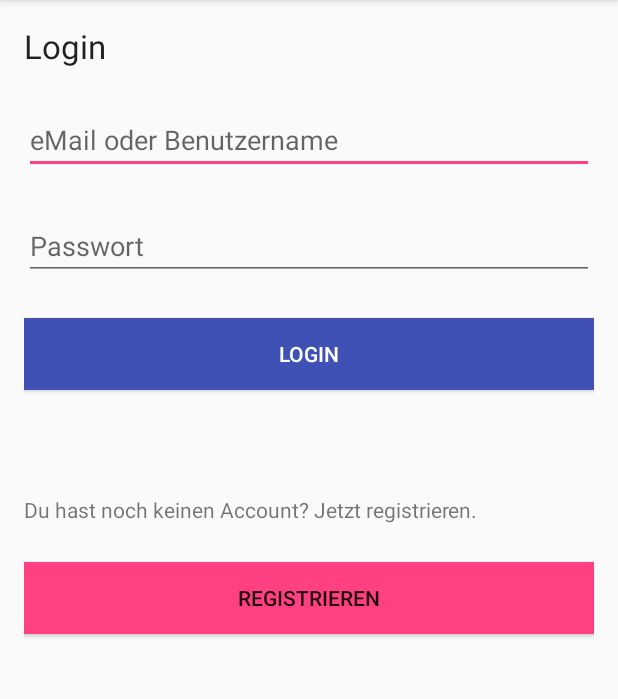
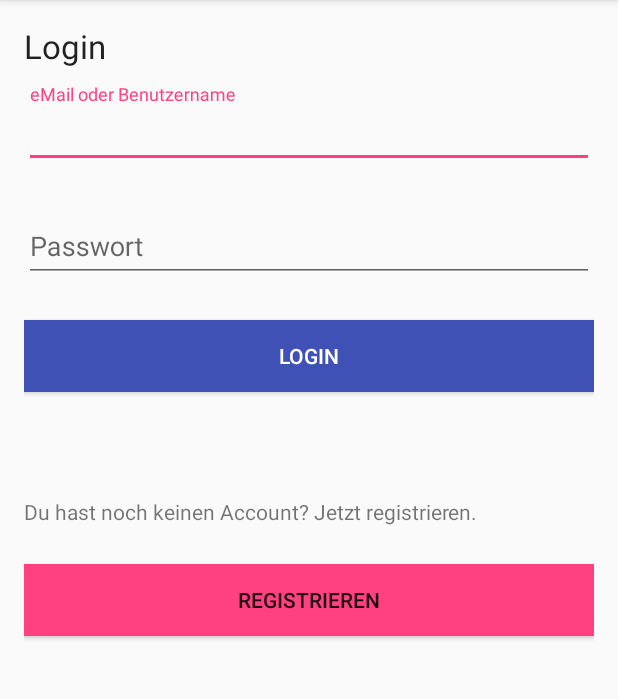
Before and after one commit to Plsr/EISWS1516MaemeckePoplawski, an Android app: the screen it shows after launch (StartupActivity), on a phone screen of 412 x 824 dp, the part 84-783 px from its top. Run offline under Robolectric (Android 15) with nearby library versions, the phone set to English and light mode, and no system bars.

Commit message:
Implemented floating labels
I spent WAY to much time figuring those out since this should only by a prototype UI. They're so pretty, though.

```diff
--- a/MS6/app/Hochschulify/app/build.gradle
+++ b/MS6/app/Hochschulify/app/build.gradle
@@ -23,4 +23,5 @@ dependencies {
     compile fileTree(dir: 'libs', include: ['*.jar'])
     testCompile 'junit:junit:4.12'
     compile 'com.android.support:appcompat-v7:22.2.1'
+    compile 'com.android.support:design:22.2.0'
 }
--- a/MS6/app/Hochschulify/app/src/main/res/layout/activity_startup.xml
+++ b/MS6/app/Hochschulify/app/src/main/res/layout/activity_startup.xml
@@ -5,6 +5,9 @@
     android:paddingRight="@dimen/activity_horizontal_margin"
     android:paddingTop="@dimen/activity_vertical_margin"
     android:paddingBottom="@dimen/activity_vertical_margin" tools:context=".StartupActivity">
+
+
+
 
     <TextView
         android:layout_width="wrap_content"
@@ -15,29 +18,45 @@
         android:layout_alignParentTop="true"
         android:layout_alignParentStart="true" />
 
+    <android.support.design.widget.TextInputLayout
+        android:id="@+id/loginMail_input_layout"
+        android:layout_width="match_parent"
+        android:layout_height="wrap_content"
+        android:layout_alignParentStart="true"
+        android:layout_marginTop="40dp"
+        android:layout_alignParentEnd="true">
+
         <EditText
-        android:layout_width="wrap_content"
+            android:layout_width="match_parent"
             android:layout_height="wrap_content"
             android:inputType="textEmailAddress"
             android:ems="10"
             android:id="@+id/loginMail"
             android:layout_below="@+id/loginHeadlineTextView"
+
+            android:hint="@string/loginMail_hint" />
+    </android.support.design.widget.TextInputLayout>
+
+    <android.support.design.widget.TextInputLayout
+        android:id="@+id/loginPassword_input_layout"
+        android:layout_width="match_parent"
+        android:layout_height="wrap_content"
         android:layout_alignParentStart="true"
-        android:layout_marginTop="25dp"
+        android:layout_marginTop="20dp"
         android:layout_alignParentEnd="true"
-        android:hint="@string/loginMail_hint" />
+        android:layout_below="@+id/loginMail_input_layout"
+        android:layout_alignEnd="@+id/loginMail_input_layout">
 
         <EditText
-        android:layout_width="wrap_content"
+            android:layout_width="match_parent"
             android:layout_height="wrap_content"
             android:inputType="textPassword"
             android:ems="10"
             android:id="@+id/loginPassword"
-        android:layout_below="@+id/loginMail"
-        android:layout_alignParentStart="true"
             android:layout_marginTop="25dp"
-        android:layout_alignEnd="@+id/loginMail"
             android:hint="@string/loginPassword_hint" />
+    </android.support.design.widget.TextInputLayout>
+
 
         <Button
             android:layout_width="wrap_content"
@@ -45,9 +64,9 @@
             android:text="@string/login_headline"
             android:id="@+id/buttonLogin"
             android:layout_marginTop="25dp"
-        android:layout_below="@+id/loginPassword"
+            android:layout_below="@+id/loginPassword_input_layout"
             android:layout_alignParentStart="true"
-        android:layout_alignEnd="@+id/loginPassword"
+            android:layout_alignEnd="@+id/loginPassword_input_layout"
             android:background="@color/colorPrimary"
             android:textColor="@color/colorWhite"/>
 
@@ -72,4 +91,7 @@
             android:background="@color/colorAccent"
             android:layout_alignParentEnd="false"
             android:layout_alignParentStart="true" />
+
+
+
 </RelativeLayout>
```
Also changed, not shown: 1 other file. Lines whose indentation alone changed are shown as unchanged.
